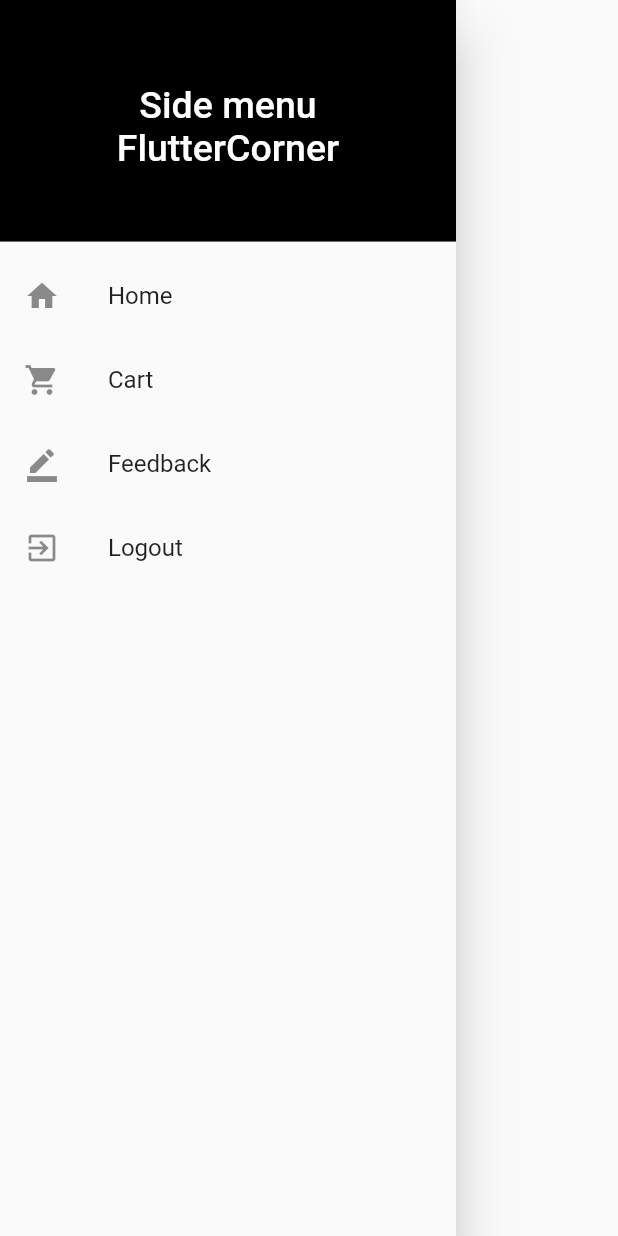
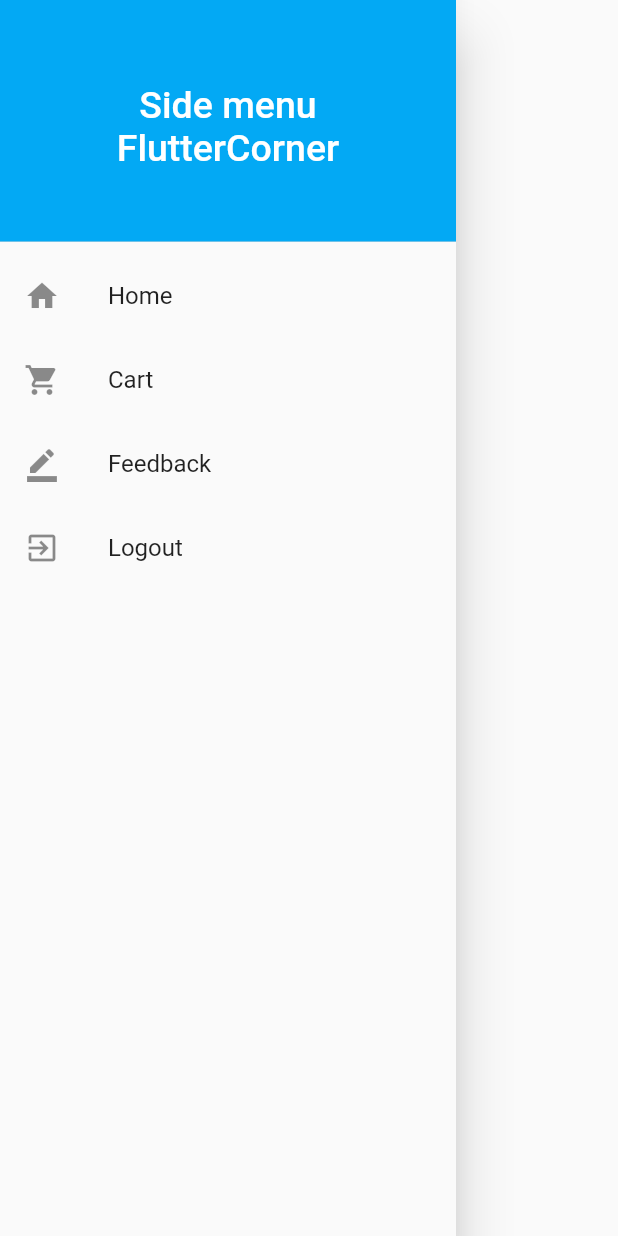
Before and after one commit to yokwejuste/FlutterProjects, a Flutter app: the SideDrawer widget shown alone on an empty page, opened directly, on a phone screen of 412 x 824 dp. Run offline on Flutter 3.47's test engine with Material 2 defaults, Android fonts, the phone set to English and light mode, and no system bars; our stand-ins replace google_fonts.

Commit message:
updates on  sidebar

```diff
--- a/traffic/lib/components/sidebar.dart
+++ b/traffic/lib/components/sidebar.dart
@@ -17,7 +17,7 @@ class SideDrawer extends StatelessWidget {
               ),
             ),
             decoration: BoxDecoration(
-              color: Colors.black,
+              color: Colors.lightBlue,
             ),
           ),
           ListTile(
```
